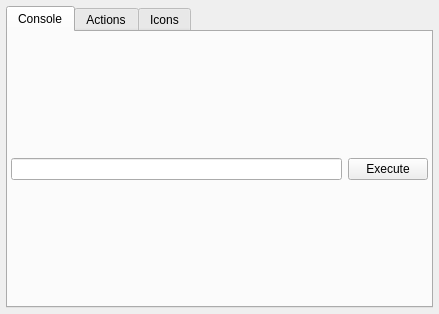
Qt form src/widgets/windows/DebugWindow.ui (KittyIM/Client) before a commit.
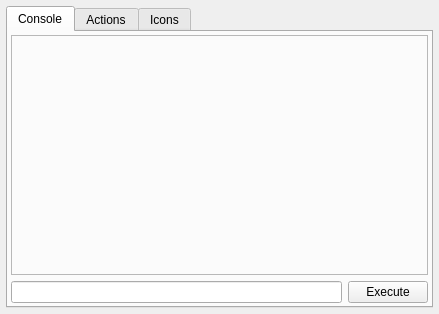
The same form after that commit. The open tabs and pages were chosen to show the change. Icons and pictures are not drawn.

Commit message: Added more debug info. Added uptime to debug console. Added Display->Captions tooltips.

```diff
--- a/src/widgets/windows/DebugWindow.ui
+++ b/src/widgets/windows/DebugWindow.ui
@@ -34,6 +34,21 @@
        <property name="margin">
         <number>3</number>
        </property>
+       <item>
+        <widget class="QFrame" name="frame">
+         <property name="frameShape">
+          <enum>QFrame::StyledPanel</enum>
+         </property>
+         <property name="frameShadow">
+          <enum>QFrame::Sunken</enum>
+         </property>
+         <layout class="QGridLayout" name="consoleGridLayout">
+          <property name="margin">
+           <number>0</number>
+          </property>
+         </layout>
+        </widget>
+       </item>
        <item>
         <layout class="QHBoxLayout">
          <item>
```
Left out of the diff: 6 changed lines with no effect on the pictures. The commit also changes 27 other files.
